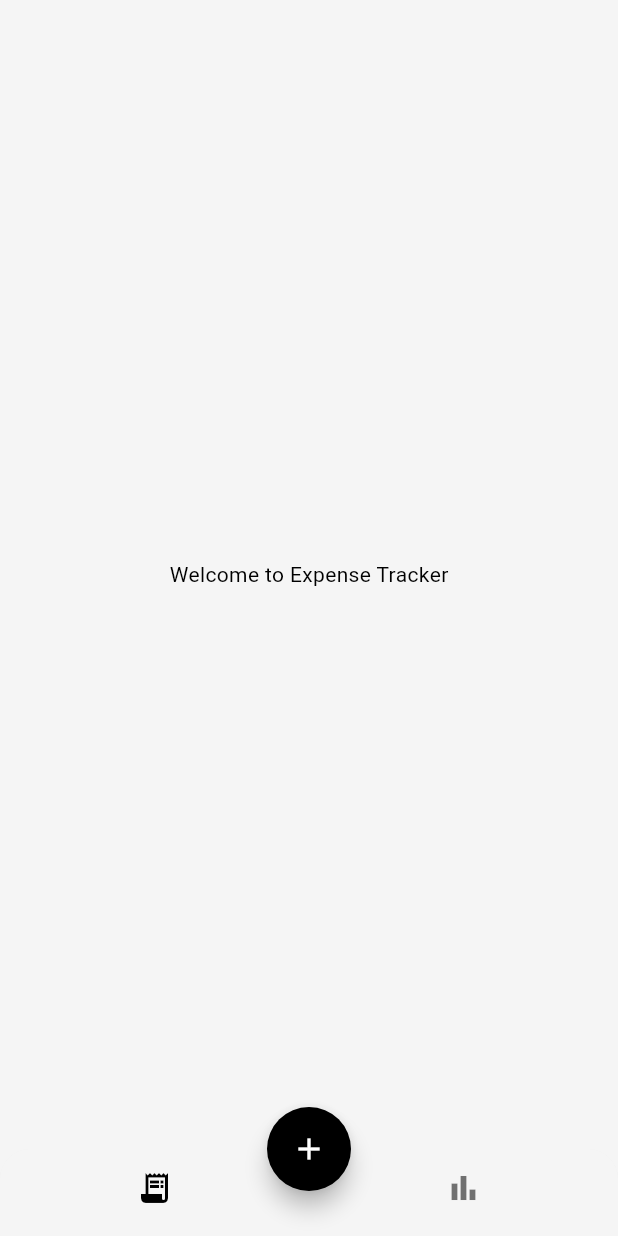
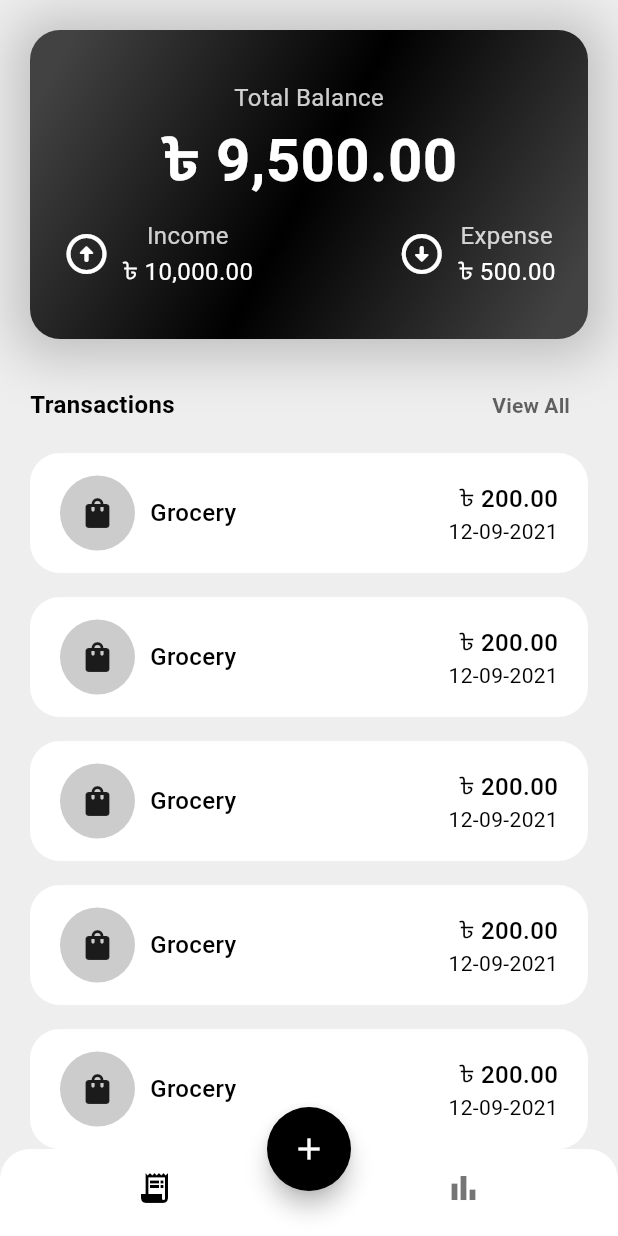
Before and after one commit to roundspecs/expense_tracker, a Flutter app: the screen it shows after launch, on a phone screen of 412 x 824 dp. Run offline on Flutter 3.47's test engine with Material 3 defaults, Android fonts, the phone set to English and light mode, and no system bars; our stand-ins replace bloc.

Commit message:
feat: Complete home page

```diff
--- a/lib/app_view.dart
+++ b/lib/app_view.dart
@@ -1,4 +1,4 @@
-import 'package:expense_tracker/screens/home/views/home_view.dart';
+import 'package:expense_tracker/screens/home/view/home_view.dart';
 import 'package:flutter/material.dart';
 
 class AppView extends MaterialApp {
@@ -9,10 +9,10 @@ class AppView extends MaterialApp {
           theme: ThemeData(
             useMaterial3: true,
             colorScheme: ColorScheme.light(
-              surface: Colors.grey.shade100,
               primary: Colors.black,
-              secondary: Colors.white,
+              secondary: Colors.grey.shade800,
             ),
+            scaffoldBackgroundColor: Colors.grey.shade200,
           ),
           home: const HomeView(),
         );
--- /dev/null
+++ b/lib/screens/home/bloc/home_bloc.dart
@@ -0,0 +1,13 @@
+import 'package:bloc/bloc.dart';
+import 'package:meta/meta.dart';
+
+part 'home_event.dart';
+part 'home_state.dart';
+
+class HomeBloc extends Bloc<HomeEvent, HomeState> {
+  HomeBloc() : super(HomeInitial()) {
+    on<HomeEvent>((event, emit) {
+      // TODO: implement event handler
+    });
+  }
+}
--- /dev/null
+++ b/lib/screens/home/bloc/home_event.dart
@@ -0,0 +1,4 @@
+part of 'home_bloc.dart';
+
+@immutable
+sealed class HomeEvent {}
--- /dev/null
+++ b/lib/screens/home/bloc/home_state.dart
@@ -0,0 +1,6 @@
+part of 'home_bloc.dart';
+
+@immutable
+sealed class HomeState {}
+
+final class HomeInitial extends HomeState {}
--- /dev/null
+++ b/lib/screens/home/home.dart
@@ -0,0 +1,2 @@
+export 'view/view.dart';
+export 'widgets/widgets.dart';
--- a/lib/screens/home/views/home_view.dart
+++ b/lib/screens/home/view/home_view.dart
@@ -1,8 +1,21 @@
+import 'package:expense_tracker/screens/home/view/main_screen.dart';
+import 'package:expense_tracker/screens/stats/views/stats_screen.dart';
 import 'package:flutter/material.dart';
 
-class HomeView extends StatelessWidget {
+const _pages = [
+  MainScreen(),
+  StatsScreen(),
+];
+
+class HomeView extends StatefulWidget {
   const HomeView({super.key});
 
+  @override
+  State<HomeView> createState() => _HomeViewState();
+}
+
+class _HomeViewState extends State<HomeView> {
+  var selectedPageIndex = 0;
   @override
   Widget build(BuildContext context) {
     return Scaffold(
@@ -14,6 +27,8 @@ class HomeView extends StatelessWidget {
           showSelectedLabels: false,
           showUnselectedLabels: false,
           elevation: 40,
+          onTap: (value) => setState(() => selectedPageIndex = value),
+          currentIndex: selectedPageIndex,
           items: const [
             BottomNavigationBarItem(
               icon: Icon(Icons.receipt_long),
@@ -32,9 +47,7 @@ class HomeView extends StatelessWidget {
         child: const Icon(Icons.add),
         onPressed: () {},
       ),
-      body: const Center(
-        child: Text("Welcome to Expense Tracker"),
-      ),
+      body: _pages[selectedPageIndex],
     );
   }
 }
--- /dev/null
+++ b/lib/screens/home/view/main_screen.dart
@@ -0,0 +1,68 @@
+import 'package:expense_tracker/screens/home/widgets/widgets.dart';
+import 'package:flutter/material.dart';
+import 'package:intl/intl.dart';
+
+final formatCurrency = NumberFormat.simpleCurrency(name: "৳ ");
+
+class MainScreen extends StatelessWidget {
+  const MainScreen({super.key});
+
+  @override
+  Widget build(BuildContext context) {
+    return Padding(
+      padding: const EdgeInsets.only(left: 20, right: 20, top: 20),
+      child: Column(
+        children: [
+          CreditCard(
+            income: 10000,
+            expense: 500,
+            formatCurrency: formatCurrency,
+          ),
+          const SizedBox(height: 20),
+          Row(
+            mainAxisAlignment: MainAxisAlignment.spaceBetween,
+            children: [
+              const Text(
+                "Transactions",
+                style: TextStyle(
+                  fontSize: 16,
+                  fontWeight: FontWeight.bold,
+                ),
+              ),
+              TextButton(
+                onPressed: () {},
+                child: Text(
+                  "View All",
+                  style: TextStyle(
+                    color: Theme.of(context)
+                        .colorScheme
+                        .onSurface
+                        .withOpacity(0.6),
+                    fontWeight: FontWeight.bold,
+                  ),
+                ),
+              ),
+            ],
+          ),
+          Expanded(
+            child: ListView.builder(
+              itemCount: 9,
+              itemBuilder: (context, index) {
+                return Padding(
+                  padding: const EdgeInsets.symmetric(vertical: 8.0),
+                  child: TransactionCard(
+                    title: "Grocery",
+                    amount: 200,
+                    date: "12-09-2021",
+                    icon: Icons.shopping_bag_rounded,
+                    formatCurrency: formatCurrency,
+                  ),
+                );
+              },
+            ),
+          )
+        ],
+      ),
+    );
+  }
+}
--- /dev/null
+++ b/lib/screens/home/widgets/credit_card.dart
@@ -0,0 +1,82 @@
+import 'package:flutter/material.dart';
+import 'package:intl/intl.dart';
+
+import 'credit_card_section.dart';
+
+
+class CreditCard extends StatelessWidget {
+  final double income, expense;
+  final NumberFormat formatCurrency;
+  const CreditCard({
+    super.key,
+    required this.income,
+    required this.expense, required this.formatCurrency,
+  });
+
+  @override
+  Widget build(BuildContext context) {
+    return Container(
+      width: double.infinity,
+      height: MediaQuery.of(context).size.width / 2,
+      decoration: BoxDecoration(
+        borderRadius: BorderRadius.circular(20),
+        color: Colors.red,
+        boxShadow: [
+          BoxShadow(
+            color: Theme.of(context).colorScheme.primary.withOpacity(0.2),
+            spreadRadius: 10,
+            blurRadius: 30,
+            offset: const Offset(0, 2),
+          ),
+        ],
+        gradient: LinearGradient(
+          transform: const GradientRotation(0.5),
+          colors: [
+            Theme.of(context).colorScheme.secondary,
+            Theme.of(context).colorScheme.primary,
+            Theme.of(context).colorScheme.secondary,
+          ],
+        ),
+      ),
+      child: Column(
+        mainAxisAlignment: MainAxisAlignment.center,
+        children: [
+          Text(
+            "Total Balance",
+            style: TextStyle(
+              color: Theme.of(context).colorScheme.onPrimary.withOpacity(0.8),
+              fontSize: 16,
+            ),
+          ),
+          Text(
+            formatCurrency.format(income - expense),
+            style: TextStyle(
+              color: Theme.of(context).colorScheme.onPrimary,
+              fontSize: 40,
+              fontWeight: FontWeight.bold,
+            ),
+          ),
+          const SizedBox(height: 10),
+          Row(
+            mainAxisAlignment: MainAxisAlignment.spaceAround,
+            children: [
+              CreditCardSection(
+                income: income,
+                icon: Icons.arrow_circle_up_rounded,
+                title: "Income",
+                formatCurrency: formatCurrency,
+              ),
+              const SizedBox(width: 10),
+              CreditCardSection(
+                income: expense,
+                title: "Expense",
+                icon: Icons.arrow_circle_down_rounded,
+                formatCurrency: formatCurrency,
+              ),
+            ],
+          )
+        ],
+      ),
+    );
+  }
+}
--- /dev/null
+++ b/lib/screens/home/widgets/credit_card_section.dart
@@ -0,0 +1,49 @@
+import 'package:flutter/material.dart';
+import 'package:intl/intl.dart';
+
+class CreditCardSection extends StatelessWidget {
+  const CreditCardSection({
+    super.key,
+    required this.income,
+    required this.title,
+    required this.icon,
+    required this.formatCurrency,
+  });
+
+  final String title;
+  final double income;
+  final IconData icon;
+  final NumberFormat formatCurrency;
+
+  @override
+  Widget build(BuildContext context) {
+    return Row(
+      children: [
+        Icon(
+          icon,
+          size: 32,
+          color: Theme.of(context).colorScheme.onPrimary,
+        ),
+        const SizedBox(width: 8),
+        Column(
+          children: [
+            Text(
+              title,
+              style: TextStyle(
+                color: Theme.of(context).colorScheme.onPrimary.withOpacity(0.8),
+                fontSize: 16,
+              ),
+            ),
+            Text(
+              formatCurrency.format(income),
+              style: TextStyle(
+                color: Theme.of(context).colorScheme.onPrimary,
+                fontSize: 16,
+              ),
+            )
+          ],
+        ),
+      ],
+    );
+  }
+}
--- /dev/null
+++ b/lib/screens/home/widgets/transaction_card.dart
@@ -0,0 +1,73 @@
+import 'package:flutter/material.dart';
+import 'package:intl/intl.dart';
+
+class TransactionCard extends StatelessWidget {
+  const TransactionCard({
+    super.key,
+    required this.icon,
+    required this.title,
+    required this.amount,
+    required this.date,
+    required this.formatCurrency,
+  });
+
+  final IconData icon;
+  final String title;
+  final double amount;
+  final String date;
+  final NumberFormat formatCurrency;
+
+  @override
+  Widget build(BuildContext context) {
+    return Container(
+      padding: const EdgeInsets.symmetric(
+        horizontal: 20,
+        vertical: 15,
+      ),
+      decoration: BoxDecoration(
+        color: Colors.white,
+        borderRadius: BorderRadius.circular(20),
+      ),
+      child: Row(
+        children: [
+          Stack(
+            alignment: Alignment.center,
+            children: [
+              Container(
+                height: 50,
+                width: 50,
+                decoration: BoxDecoration(
+                  color: Theme.of(context).colorScheme.primary.withOpacity(0.2),
+                  borderRadius: BorderRadius.circular(50),
+                ),
+              ),
+              Icon(icon),
+            ],
+          ),
+          const SizedBox(width: 10),
+          Text(
+            title,
+            style: const TextStyle(
+              fontSize: 16,
+              fontWeight: FontWeight.w500,
+            ),
+          ),
+          Expanded(child: Container()),
+          Column(
+            crossAxisAlignment: CrossAxisAlignment.end,
+            children: [
+              Text(
+                formatCurrency.format(amount),
+                style: const TextStyle(
+                  fontSize: 16,
+                  fontWeight: FontWeight.w500,
+                ),
+              ),
+              Text(date),
+            ],
+          )
+        ],
+      ),
+    );
+  }
+}
--- /dev/null
+++ b/lib/screens/home/widgets/widgets.dart
@@ -0,0 +1,2 @@
+export 'credit_card.dart';
+export 'transaction_card.dart';
--- /dev/null
+++ b/lib/screens/stats/views/stats_screen.dart
@@ -0,0 +1,10 @@
+import 'package:flutter/material.dart';
+
+class StatsScreen extends StatelessWidget {
+  const StatsScreen({super.key});
+
+  @override
+  Widget build(BuildContext context) {
+    return const Placeholder();
+  }
+}
--- a/pubspec.yaml
+++ b/pubspec.yaml
@@ -35,6 +35,10 @@ dependencies:
   # The following adds the Cupertino Icons font to your application.
   # Use with the CupertinoIcons class for iOS style icons.
   cupertino_icons: ^1.0.6
+  bloc: ^8.1.4
+  meta: ^1.12.0
+  intl: ^0.19.0
+  fl_chart: ^0.68.0
 
 dev_dependencies:
   flutter_test:
```
Also changed, not shown: lib/screens/home/view/view.dart (added), pubspec.lock.
